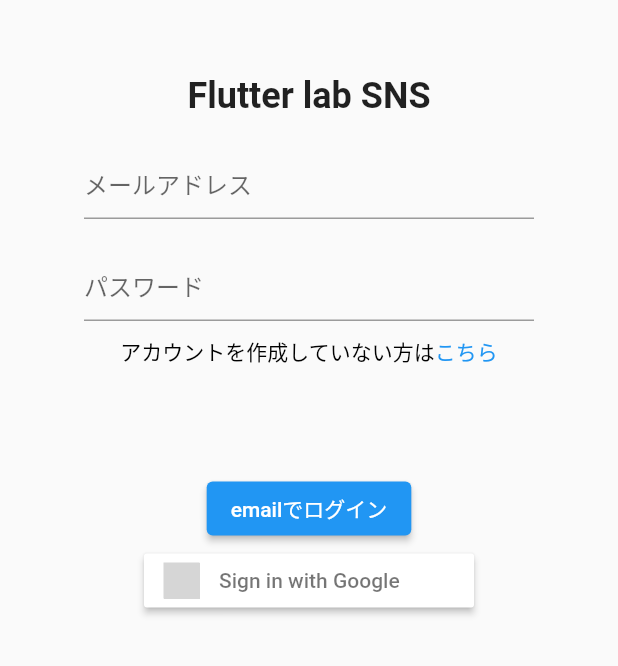
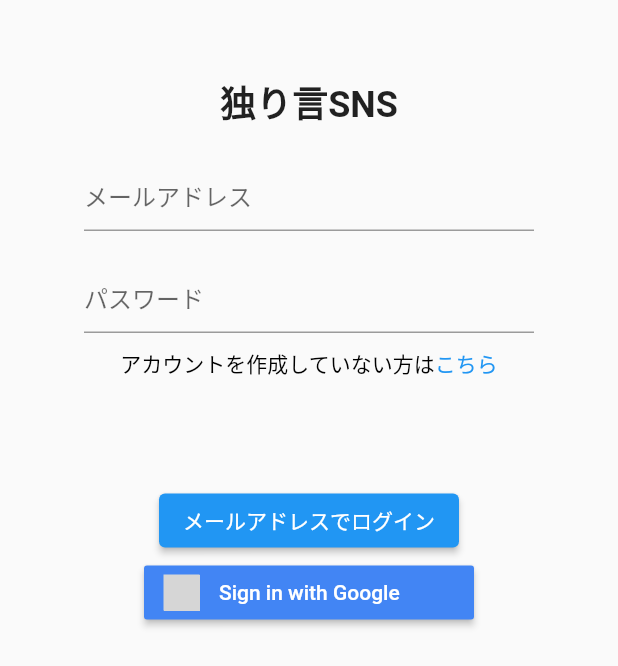
Before and after one commit to otaku1123/flutter-sns, a Flutter app: the screen it shows after launch, on a phone screen of 412 x 824 dp. Shown: the top 666 px of the screen. Run offline on Flutter 3.47's test engine with Material 2 defaults, Android fonts, the phone set to English and light mode, and no system bars; our stand-ins replace cloud_firestore, firebase_auth, firebase_core, firebase_storage, flutter_signin_button, google_sign_in and 1 more; accounts and stored records are empty; grey boxes are pictures that could not be loaded.

Commit message:
アプリ表記を変更

```diff
--- a/lib/view/start_up/login_page.dart
+++ b/lib/view/start_up/login_page.dart
@@ -1,7 +1,6 @@
 import 'package:firebase_auth/firebase_auth.dart';
 import 'package:flutter/gestures.dart';
 import 'package:flutter/material.dart';
-import 'package:flutter_signin_button/button_view.dart';
 import 'package:flutter_signin_button/flutter_signin_button.dart';
 import 'package:sns_app/utils/authentication.dart';
 import 'package:sns_app/utils/firestore/users.dart';
@@ -29,7 +28,7 @@ class _LoginPageState extends State<LoginPage> {
                 height: 50,
               ),
               Text(
-                'Flutter lab SNS',
+                '独り言SNS',
                 style: TextStyle(fontSize: 24, fontWeight: FontWeight.bold),
               ),
               Container(
@@ -91,10 +90,10 @@ class _LoginPageState extends State<LoginPage> {
                     }
                   }
                 },
-                child: Text('emailでログイン'),
+                child: Text('メールアドレスでログイン'),
               ),
               SignInButton(
-                  Buttons.Google,
+                  Buttons.GoogleDark,
                   onPressed: () async {
                     var result = await Authentication.signInWithGoogle();
                     if (result is UserCredential) {
```
